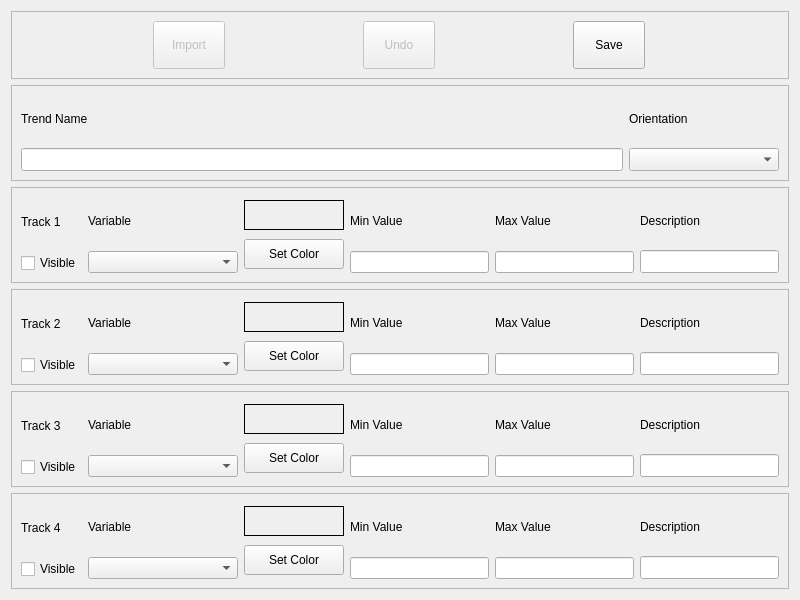
This is projects/devtools/qt-creator-2.8.1-src/src/plugins/cte/trendeditor.ui in MECTsrl/imx_mect as Qt 5 draws it before an edit. The edited form follows.
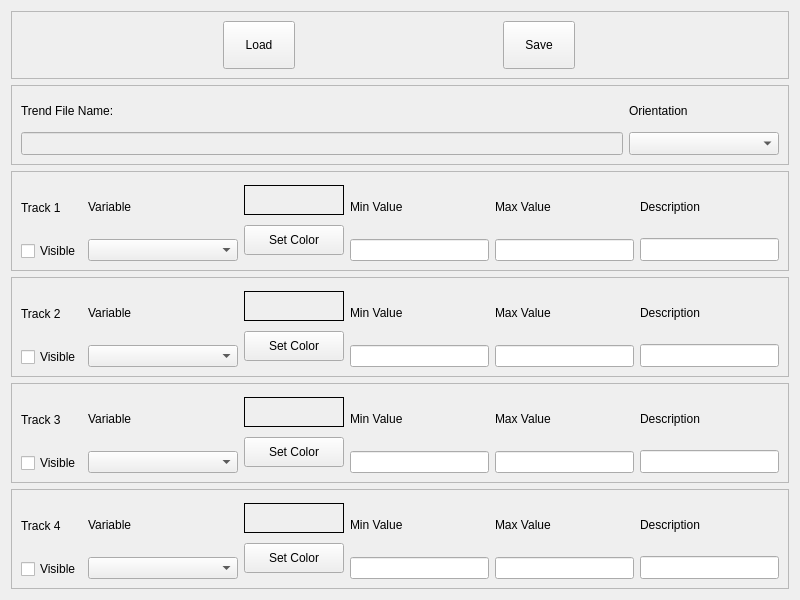
This is the edited form.

Commit message: Loading Trend in Trend Window

```diff
--- a/projects/devtools/qt-creator-2.8.1-src/src/plugins/cte/trendeditor.ui
+++ b/projects/devtools/qt-creator-2.8.1-src/src/plugins/cte/trendeditor.ui
@@ -47,7 +47,7 @@
       <item>
        <widget class="QPushButton" name="cmdImport">
         <property name="enabled">
-         <bool>false</bool>
+         <bool>true</bool>
         </property>
         <property name="minimumSize">
          <size>
@@ -72,45 +72,7 @@
          <string>Import User Data from another Cross Table File</string>
         </property>
         <property name="text">
-         <string>Import</string>
-        </property>
-        <property name="checkable">
-         <bool>false</bool>
-        </property>
-        <property name="autoDefault">
-         <bool>false</bool>
-        </property>
-       </widget>
-      </item>
-      <item>
-       <widget class="QPushButton" name="cmdUndo">
-        <property name="enabled">
-         <bool>false</bool>
-        </property>
-        <property name="minimumSize">
-         <size>
-          <width>72</width>
-          <height>48</height>
-         </size>
-        </property>
-        <property name="maximumSize">
-         <size>
-          <width>72</width>
-          <height>48</height>
-         </size>
-        </property>
-        <property name="font">
-         <font>
-          <family>MS Shell Dlg 2</family>
-          <weight>50</weight>
-          <bold>false</bold>
-         </font>
-        </property>
-        <property name="toolTip">
-         <string>Undo Changes</string>
-        </property>
-        <property name="text">
-         <string>Undo</string>
+         <string>Load</string>
         </property>
         <property name="checkable">
          <bool>false</bool>
@@ -169,6 +131,12 @@
        <height>80</height>
       </size>
      </property>
+     <property name="maximumSize">
+      <size>
+       <width>16777215</width>
+       <height>80</height>
+      </size>
+     </property>
      <property name="frameShape">
       <enum>QFrame::StyledPanel</enum>
      </property>
@@ -187,7 +155,7 @@
            </font>
           </property>
           <property name="text">
-           <string>Trend Name</string>
+           <string>Trend File Name:</string>
           </property>
           <property name="buddy">
            <cstring>txtTrendName</cstring>
@@ -196,6 +164,9 @@
         </item>
         <item>
          <widget class="QLineEdit" name="txtTrendName">
+          <property name="enabled">
+           <bool>false</bool>
+          </property>
           <property name="minimumSize">
            <size>
             <width>130</width>
@@ -377,6 +348,9 @@
           <property name="text">
            <string/>
           </property>
+          <property name="alignment">
+           <set>Qt::AlignCenter</set>
+          </property>
           <property name="buddy">
            <cstring>cmdColor_1</cstring>
           </property>
@@ -651,6 +625,9 @@
           <property name="text">
            <string/>
           </property>
+          <property name="alignment">
+           <set>Qt::AlignCenter</set>
+          </property>
           <property name="buddy">
            <cstring>cmdColor_2</cstring>
           </property>
@@ -925,6 +902,9 @@
           <property name="text">
            <string/>
           </property>
+          <property name="alignment">
+           <set>Qt::AlignCenter</set>
+          </property>
           <property name="buddy">
            <cstring>cmdColor_3</cstring>
           </property>
@@ -1199,6 +1179,9 @@
           <property name="text">
            <string/>
           </property>
+          <property name="alignment">
+           <set>Qt::AlignCenter</set>
+          </property>
           <property name="buddy">
            <cstring>cmdColor_4</cstring>
           </property>
```
Left out of the diff: 11 changed lines with no effect on the pictures. The commit also changes 3 other files.
